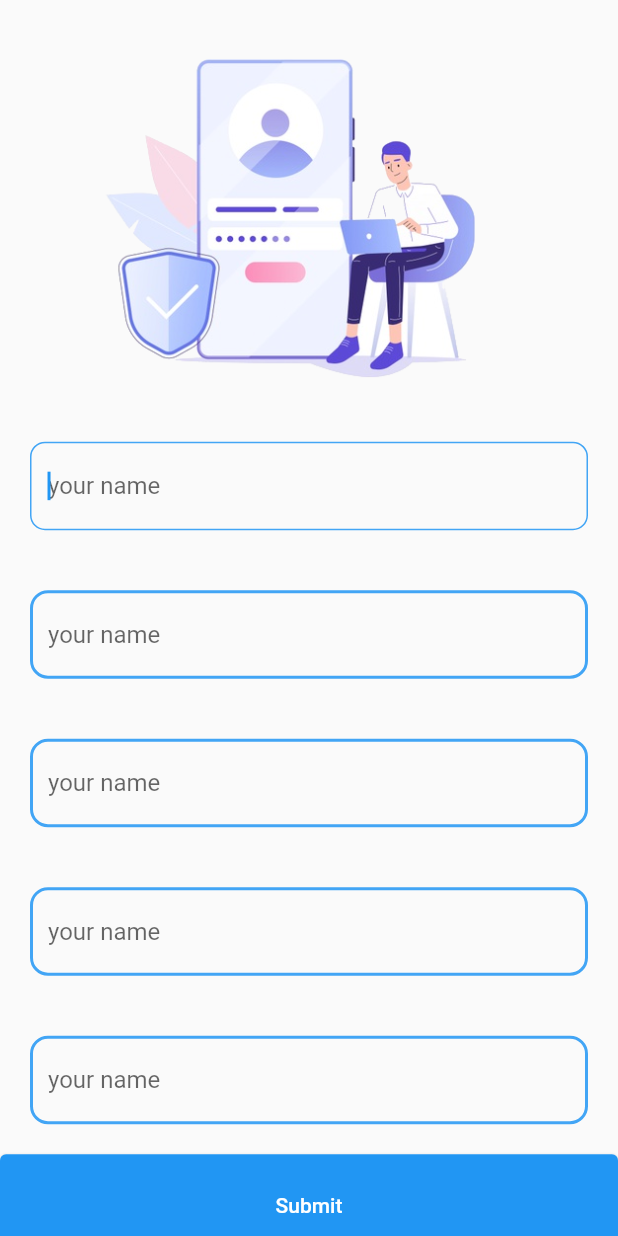
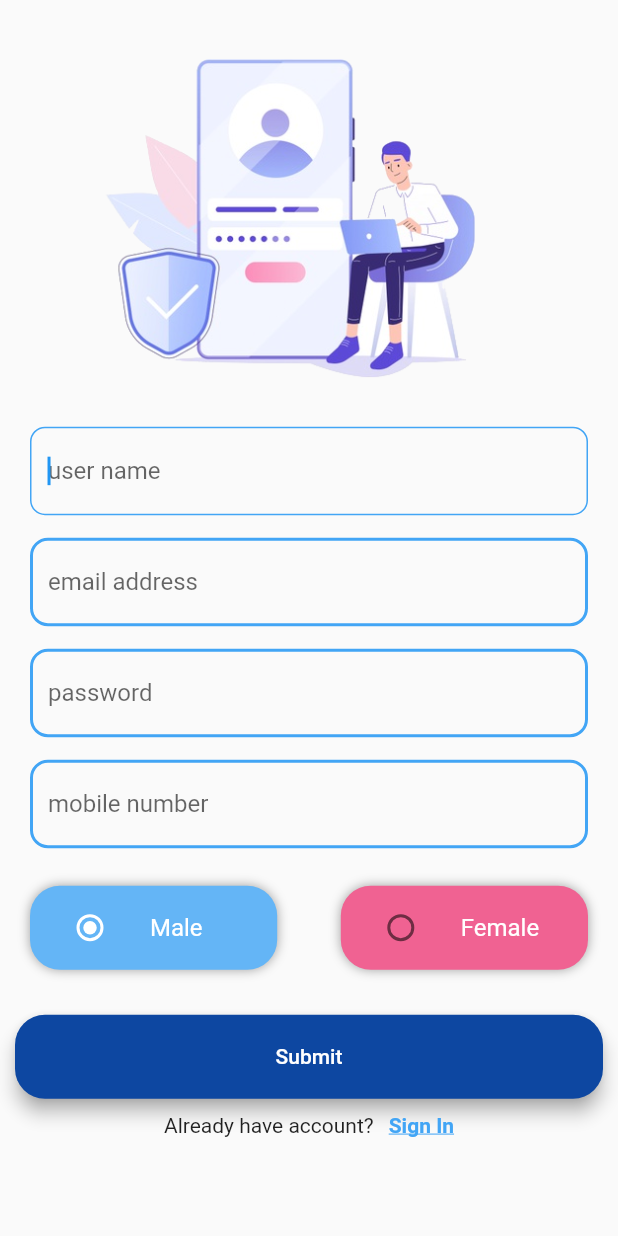
Before and after one commit to lijogeorgep/kids-care, a Flutter app: the SignUp screen opened directly, on a phone screen of 412 x 824 dp. Run offline on Flutter 3.47's test engine with Material 2 defaults, Android fonts, the phone set to English and light mode, and no system bars; our stand-ins replace flutter_neumorphic, fluttertoast, intro_slider, splashscreen; missing offline and left inert: circular_menu.

Commit message:
22/04/2021

```diff
--- a/lib/presentation/Authentication/SignUp.dart
+++ b/lib/presentation/Authentication/SignUp.dart
@@ -1,11 +1,15 @@
+import 'package:flutter/cupertino.dart';
 import 'package:flutter/material.dart';
+import 'package:kids_care/presentation/Authentication/signIn.dart';
 
 class SignUp extends StatefulWidget {
   @override
   _SignUpState createState() => _SignUpState();
 }
+enum SingingCharacter { male, female }
+class _SignUpState extends State<SignUp> {
 
-class _SignUpState extends State<SignUp> {
+  SingingCharacter _character = SingingCharacter.male;
 
   final _signUpFormKey = GlobalKey<FormState>();
 
@@ -24,125 +28,212 @@ class _SignUpState extends State<SignUp> {
               Form(
                 key: _signUpFormKey,
                 child: Column(
+
                   children: [
                     Container(
-                      padding: EdgeInsets.all(20),
+                      padding: EdgeInsets.fromLTRB(20, 10, 20, 5),
                       child: TextField(
                         autofocus: true,
                         decoration: InputDecoration(
-                            hintText: 'your name',
-
+                          hintText: 'user name',
                           enabledBorder: OutlineInputBorder(
-                          borderRadius: BorderRadius.all(Radius.circular(12.0)),
-                          borderSide: BorderSide(color: Colors.blue.shade400, width: 2),
+                            borderRadius:
+                                BorderRadius.all(Radius.circular(12.0)),
+                            borderSide: BorderSide(
+                                color: Colors.blue.shade400, width: 2),
                           ),
                           focusedBorder: OutlineInputBorder(
-                          borderRadius: BorderRadius.all(Radius.circular(10.0)),
+                            borderRadius:
+                                BorderRadius.all(Radius.circular(10.0)),
                             borderSide: BorderSide(color: Colors.blue.shade400),
                           ),
                         ),
                         textInputAction: TextInputAction.done,
-                        onEditingComplete: ()=> node.nextFocus(),
+                        onEditingComplete: () => node.nextFocus(),
                       ),
                     ),
                     Container(
-                      padding: EdgeInsets.all(20),
+                      padding: EdgeInsets.fromLTRB(20, 10, 20, 5),
                       child: TextField(
                         autofocus: true,
                         decoration: InputDecoration(
-                          hintText: 'your name',
-
+                          hintText: 'email address',
                           enabledBorder: OutlineInputBorder(
-                            borderRadius: BorderRadius.all(Radius.circular(12.0)),
-                            borderSide: BorderSide(color: Colors.blue.shade400, width: 2),
+                            borderRadius:
+                                BorderRadius.all(Radius.circular(12.0)),
+                            borderSide: BorderSide(
+                                color: Colors.blue.shade400, width: 2),
                           ),
                           focusedBorder: OutlineInputBorder(
-                            borderRadius: BorderRadius.all(Radius.circular(10.0)),
+                            borderRadius:
+                                BorderRadius.all(Radius.circular(10.0)),
                             borderSide: BorderSide(color: Colors.blue.shade400),
                           ),
                         ),
                         textInputAction: TextInputAction.done,
-                        onEditingComplete: ()=> node.nextFocus(),
+                        onEditingComplete: () => node.nextFocus(),
                       ),
                     ),
                     Container(
-                      padding: EdgeInsets.all(20),
+                      padding: EdgeInsets.fromLTRB(20, 10, 20, 5),
                       child: TextField(
-                        autofocus: true,
+                        obscureText: true,
                         decoration: InputDecoration(
-                          hintText: 'your name',
-
+                          hintText: 'password',
                           enabledBorder: OutlineInputBorder(
-                            borderRadius: BorderRadius.all(Radius.circular(12.0)),
-                            borderSide: BorderSide(color: Colors.blue.shade400, width: 2),
+                            borderRadius:
+                            BorderRadius.all(Radius.circular(12.0)),
+                            borderSide: BorderSide(
+                                color: Colors.blue.shade400, width: 2),
                           ),
                           focusedBorder: OutlineInputBorder(
-                            borderRadius: BorderRadius.all(Radius.circular(10.0)),
+                            borderRadius:
+                            BorderRadius.all(Radius.circular(10.0)),
                             borderSide: BorderSide(color: Colors.blue.shade400),
                           ),
                         ),
                         textInputAction: TextInputAction.done,
-                        onEditingComplete: ()=> node.nextFocus(),
+                        onEditingComplete: () => node.nextFocus(),
                       ),
                     ),
                     Container(
-                      padding: EdgeInsets.all(20),
+                      padding: EdgeInsets.fromLTRB(20, 10, 20, 5),
                       child: TextField(
                         autofocus: true,
                         decoration: InputDecoration(
-                          hintText: 'your name',
-
+                          hintText: 'mobile number',
                           enabledBorder: OutlineInputBorder(
-                            borderRadius: BorderRadius.all(Radius.circular(12.0)),
-                            borderSide: BorderSide(color: Colors.blue.shade400, width: 2),
+                            borderRadius:
+                                BorderRadius.all(Radius.circular(12.0)),
+                            borderSide: BorderSide(
+                                color: Colors.blue.shade400, width: 2),
                           ),
                           focusedBorder: OutlineInputBorder(
-                            borderRadius: BorderRadius.all(Radius.circular(10.0)),
+                            borderRadius:
+                                BorderRadius.all(Radius.circular(10.0)),
                             borderSide: BorderSide(color: Colors.blue.shade400),
                           ),
                         ),
                         textInputAction: TextInputAction.done,
-                        onEditingComplete: ()=> node.nextFocus(),
+                        onEditingComplete: () => node.nextFocus(),
+                      ),
+                    ),
+                    Padding(
+                      padding: const EdgeInsets.all(20.0),
+                      child: Row(
+                      mainAxisAlignment: MainAxisAlignment.spaceBetween,
+                        children: [
+
+                        Container(
+                          width:MediaQuery.of(context).size.width/2*0.8,
+                        decoration: BoxDecoration(
+                          borderRadius: BorderRadius.circular(20),
+                          color: Colors.blue.shade300,
+                          boxShadow:[
+                            BoxShadow(
+                              color: Colors.grey,
+                              blurRadius: 6.0,
+                            ),
+                          ],
+                        ),
+
+                          child: ListTile(
+                            title: Text('Male',style: TextStyle(color: Colors.white),),
+                            leading: Radio<SingingCharacter>(
+                              // fillColor: MaterialStateProperty.all<Color>(Colors.white),
+                           activeColor: Colors.white,
+
+                              value: SingingCharacter.male,
+                              groupValue: _character,
+                              onChanged: (SingingCharacter value) {
+                                setState(() {
+                                  _character = value;
+
+                                });
+                              },
+                            ),
                           ),
                         ),
                         Container(
-                      padding: EdgeInsets.all(20),
-                      child: TextField(
-                        autofocus: true,
-                        decoration: InputDecoration(
-                          hintText: 'your name',
+                          width:MediaQuery.of(context).size.width/2*0.8,
+                          decoration: BoxDecoration(
+                            borderRadius: BorderRadius.circular(20),
+                            color: Colors.pink.shade300,
+                            boxShadow:[
+                              BoxShadow(
+                                color: Colors.grey,
+                                blurRadius: 6.0,
+                              ),
+                            ],
+                          ),
+                          child: ListTile(
 
-                          enabledBorder: OutlineInputBorder(
-                            borderRadius: BorderRadius.all(Radius.circular(12.0)),
-                            borderSide: BorderSide(color: Colors.blue.shade400, width: 2),
-                          ),
-                          focusedBorder: OutlineInputBorder(
-                            borderRadius: BorderRadius.all(Radius.circular(10.0)),
-                            borderSide: BorderSide(color: Colors.blue.shade400),
+                            title:  Text('Female',style:TextStyle(color: Colors.white),),
+                            leading: Radio<SingingCharacter>(
+                              activeColor: Colors.white,
+                              value: SingingCharacter.female,
+                              groupValue: _character,
+                              onChanged: (SingingCharacter value) {
+                                setState(() {
+
+                                  _character = value;
+                                });
+                              },
                             ),
                           ),
-                        textInputAction: TextInputAction.done,
-                        onEditingComplete: ()=> node.nextFocus(),
+                        ),
+                      ],
                       ),
                     ),
 
+
+
+
                     Container(
-
+                      padding: EdgeInsets.all(10),
                       width: MediaQuery.of(context).size.width,
-                      height: MediaQuery.of(context).size.height/2/6,
+                      // height: MediaQuery.of(context).size.height / 2 / 6,
                       child: ElevatedButton(
 
-                        onPressed: () {
-                          // // Validate returns true if the form is valid, or false otherwise.
-                          // if (_signUpFormKey.currentState!.validate()) {
-                          //
-                          //   // If the form is valid, display a snackbar. In the real world,
-                          //   // you'd often call a server or save the information in a database.
-                          //   ScaffoldMessenger.of(context)
-                          //       .showSnackBar(SnackBar(content: Text('Processing Data')));
-                          // }
+                        style: ButtonStyle(
+                         padding: MaterialStateProperty.all(EdgeInsets.all(20)),
+                          shape: MaterialStateProperty.all(RoundedRectangleBorder(
+                            borderRadius: BorderRadius.circular(20.0),
+                          )),
+                          backgroundColor: MaterialStateProperty.all<Color>(
+                              Colors.blue.shade900),
+                          shadowColor: MaterialStateProperty.all(Colors.grey),
+                          elevation: MaterialStateProperty.all<double>(5),
+                        ),
+                        onPressed: () {},
+                        child: Text('Submit'),
+                      ),
+                    ),
+                    Container(
+                      padding: EdgeInsets.only(bottom: 10),
+                      child: Center(
+                        child: Row(
+                          mainAxisSize: MainAxisSize.min,
+                          children: [
+                            Text("Already have account?"),
+                            SizedBox(
+                              width: 10,
+                            ),
+                            InkWell(
+                              child: Text(
+                                'Sign In',
+                                style: TextStyle(
+                                  fontWeight: FontWeight.bold,
+                                  color: Colors.blue.shade400,
+                                  decoration: TextDecoration.underline,
+                                ),
+                              ),
+                              onTap: () {
+                                Navigator.push(context, MaterialPageRoute(builder: (context)=>SignIn()));
                               },
-                        child: Text('Submit'),
+                            ),
+                          ],
+                        ),
                       ),
                     ),
                   ],
--- a/lib/presentation/Authentication/signIn.dart
+++ b/lib/presentation/Authentication/signIn.dart
@@ -40,7 +40,7 @@ class _SignInState extends State<SignIn> {
                         foreground: Paint()..shader = linearGradient),
                   ),
                   Container(
-                    height: MediaQuery.of(context).size.height / 2 / 4,
+                    // height: MediaQuery.of(context).size.height / 2 / 4,
                     width: MediaQuery.of(context).size.width,
                     padding: EdgeInsets.all(20),
                     child: TextField(
@@ -65,7 +65,7 @@ class _SignInState extends State<SignIn> {
                     ),
                   ),
                   Container(
-                    height: MediaQuery.of(context).size.height / 2 / 4,
+
                     width: MediaQuery.of(context).size.width,
                     padding: EdgeInsets.all(20),
                     child: TextField(
@@ -118,11 +118,13 @@ class _SignInState extends State<SignIn> {
                     ),
                   ),
                   Container(
-                    height: MediaQuery.of(context).size.height / 2 / 5,
+                    padding: EdgeInsets.all(10),
                     width: MediaQuery.of(context).size.width,
-                    padding: EdgeInsets.all(20),
+                    // width: MediaQuery.of(context).size.width,
+                    // padding: EdgeInsets.all(20),
                     child: ElevatedButton(
                       style: ButtonStyle(
+                        padding: MaterialStateProperty.all(EdgeInsets.all(20)),
                         shape: MaterialStateProperty.all(RoundedRectangleBorder(
                           borderRadius: BorderRadius.circular(20.0),
                         )),
@@ -157,7 +159,9 @@ class _SignInState extends State<SignIn> {
                       child: Text('Sign In'),
                     ),
                   ),
-                  Center(
+                  Container(     padding: EdgeInsets.only(bottom: 10),
+                    child: Center(
+
                       child: Row(
                         mainAxisSize: MainAxisSize.min,
                         children: [
@@ -181,6 +185,7 @@ class _SignInState extends State<SignIn> {
                         ],
                       ),
                     ),
+                  ),
                 ],
               ),
             ),
```
Lines whose indentation alone changed are shown as unchanged.
